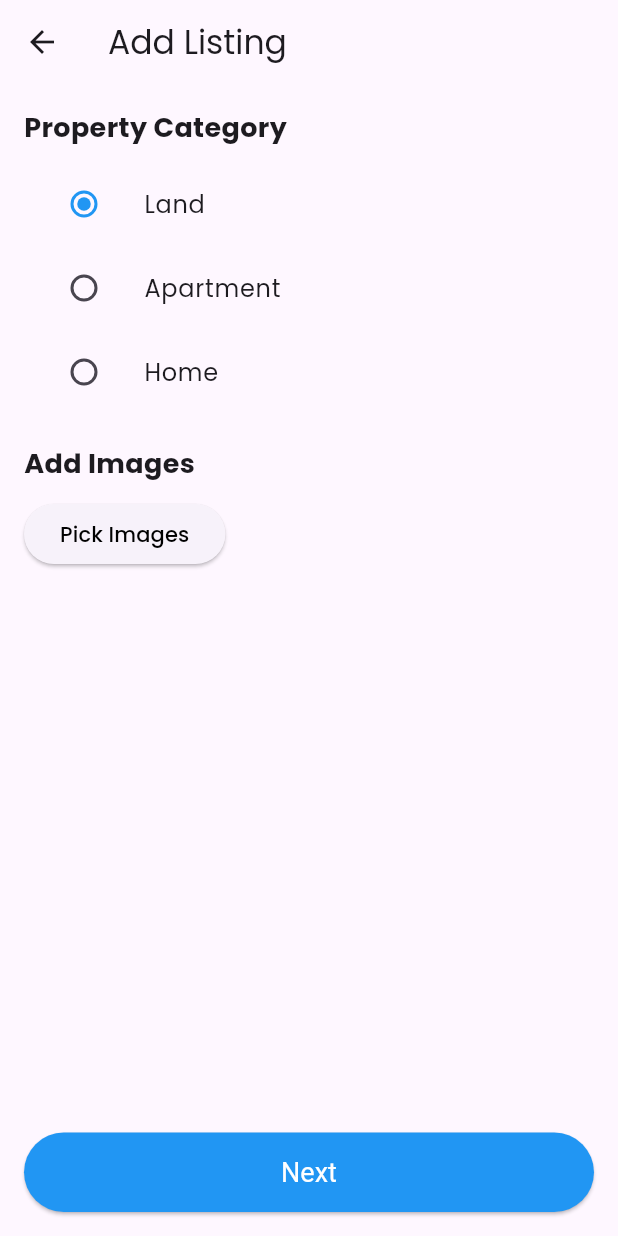
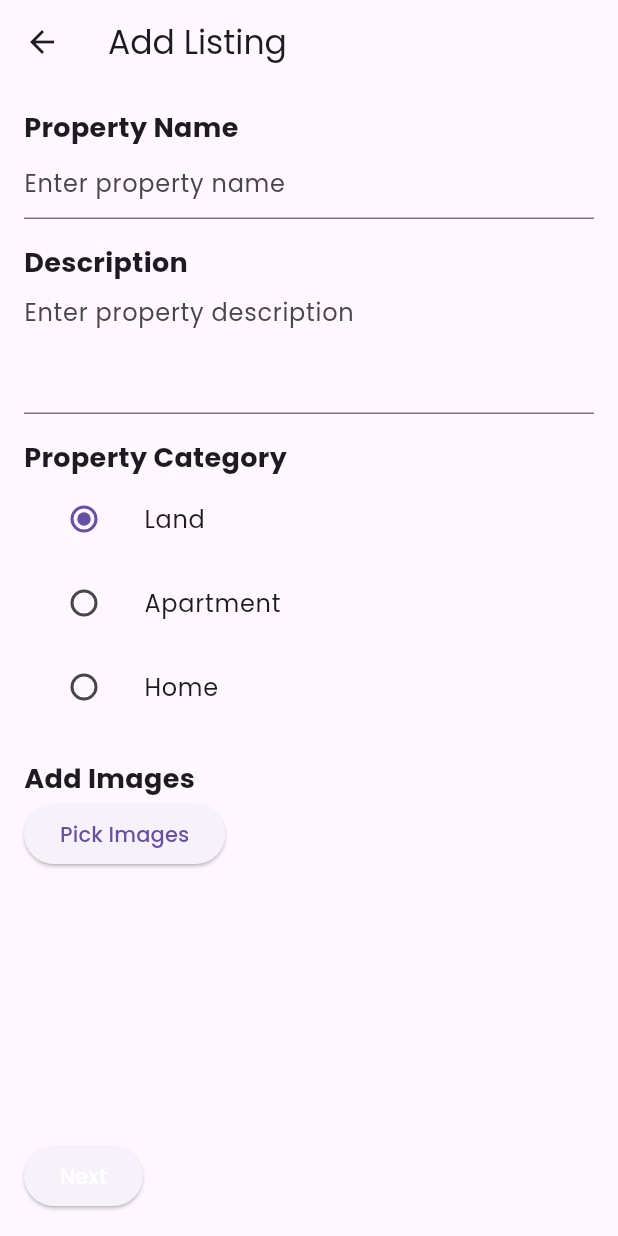
Before and after one commit to Harindu-Karunathilake/Easy-Idama, a Flutter app: the AddListingPage screen opened directly, on a phone screen of 412 x 824 dp. Run offline on Flutter 3.47's test engine with Material 3 defaults, Android fonts, the phone set to English and light mode, and no system bars; our stand-ins replace cloud_firestore, file_picker, firebase_auth, firebase_core, firebase_storage, flutter_secure_storage and 3 more; accounts and stored records are empty.

Commit message:
add listing backend

```diff
--- a/lib/pages/add_listing.dart
+++ b/lib/pages/add_listing.dart
@@ -1,8 +1,9 @@
 import 'dart:io';
 import 'package:flutter/material.dart';
 import 'package:firebase_storage/firebase_storage.dart';
-import 'package:image_picker/image_picker.dart'; // For image picking
-import 'add_listing_2.dart'; // Import the next page
+import 'package:cloud_firestore/cloud_firestore.dart';
+import 'package:image_picker/image_picker.dart';
+import 'add_listing_2.dart';
 
 class AddListingPage extends StatefulWidget {
   const AddListingPage({super.key});
@@ -12,59 +13,66 @@ class AddListingPage extends StatefulWidget {
 }
 
 class _AddListingPageState extends State<AddListingPage> {
-  String? _selectedCategory = 'Land'; // Default category
-  List<XFile>? _imageFiles = []; // List to hold selected images
+  final _formKey = GlobalKey<FormState>();
+  String? _selectedCategory = 'Land';
+  List<XFile>? _imageFiles = [];
+  final ImagePicker _picker = ImagePicker();
+  final FirebaseFirestore _firestore = FirebaseFirestore.instance;
+  final TextEditingController _nameController = TextEditingController();
+  final TextEditingController _descriptionController = TextEditingController();
 
-  final ImagePicker _picker = ImagePicker(); // Image picker instance
-
-  // Function to pick images
   Future<void> _pickImages() async {
     final List<XFile>? pickedFiles = await _picker.pickMultiImage();
+    if (pickedFiles != null) {
       setState(() {
-      if (pickedFiles != null) {
-        _imageFiles = pickedFiles; // Update the list with selected images
+        _imageFiles = pickedFiles;
+      });
     }
+  }
+
+  Future<String> _uploadImageToFirebase(XFile image) async {
+    try {
+      String fileName = DateTime.now().millisecondsSinceEpoch.toString();
+      Reference storageRef = FirebaseStorage.instance.ref().child('listings/$fileName');
+      UploadTask uploadTask = storageRef.putFile(File(image.path));
+      TaskSnapshot snapshot = await uploadTask;
+      return await snapshot.ref.getDownloadURL();
+    } catch (e) {
+      print("Error uploading image: $e");
+      return "";
+    }
+  }
+
+  Future<void> _uploadAllImages() async {
+    if (_imageFiles == null || _imageFiles!.isEmpty) return;
+    List<String> imageUrls = [];
+    for (XFile image in _imageFiles!) {
+      String url = await _uploadImageToFirebase(image);
+      if (url.isNotEmpty) {
+        imageUrls.add(url);
+      }
+    }
+    await _firestore.collection("Listings").add({
+      "name": _nameController.text,
+      "description": _descriptionController.text,
+      "category": _selectedCategory,
+      "imageUrls": imageUrls,
+      "createdAt": Timestamp.now()
     });
   }
 
-  // Function to upload image to Firebase Storage
-  Future<void> _uploadImageToFirebase(XFile image) async {
-    try {
-      // Get a unique file name
-      String fileName = DateTime.now().millisecondsSinceEpoch.toString();
-
-      // Create a reference to Firebase Storage
-      Reference storageRef = FirebaseStorage.instance.ref().child('images/$fileName');
-
-      // Upload the file
-      File imageFile = File(image.path); // Convert XFile to File
-      await storageRef.putFile(imageFile);
-
-      // Get the download URL after uploading
-      String downloadUrl = await storageRef.getDownloadURL();
-      print("Image uploaded: $downloadUrl");
-    } catch (e) {
-      print("Error uploading image: $e");
-    }
-  }
-
-  // Function to upload all selected images
-  Future<void> _uploadAllImages() async {
-    if (_imageFiles != null && _imageFiles!.isNotEmpty) {
-      for (XFile image in _imageFiles!) {
-        await _uploadImageToFirebase(image);
-      }
-    }
-  }
-
-  // Function to handle navigation
-  void _handleNextButton() {
-    // Navigate to the next page without validation
-    print("Navigating to the next screen...");
+  void _handleNextButton() async {
+    if (_formKey.currentState!.validate() && _imageFiles!.isNotEmpty) {
+      await _uploadAllImages();
       Navigator.push(
         context,
         MaterialPageRoute(builder: (context) => const AddListing2()),
       );
+    } else {
+      ScaffoldMessenger.of(context).showSnackBar(
+        const SnackBar(content: Text("Please complete all fields before proceeding.")),
+      );
+    }
   }
 
   @override
@@ -73,14 +81,27 @@ class _AddListingPageState extends State<AddListingPage> {
       appBar: AppBar(title: const Text('Add Listing')),
       body: Padding(
         padding: const EdgeInsets.all(16.0),
+        child: Form(
+          key: _formKey,
           child: Column(
             crossAxisAlignment: CrossAxisAlignment.start,
             children: [
-            const Text(
-              'Property Category',
-              style: TextStyle(fontSize: 18, fontWeight: FontWeight.bold),
+              const Text('Property Name', style: TextStyle(fontSize: 18, fontWeight: FontWeight.bold)),
+              TextFormField(
+                controller: _nameController,
+                decoration: const InputDecoration(hintText: 'Enter property name'),
+                validator: (value) => value!.isEmpty ? 'Please enter a property name' : null,
               ),
-            const SizedBox(height: 10),
+              const SizedBox(height: 16),
+              const Text('Description', style: TextStyle(fontSize: 18, fontWeight: FontWeight.bold)),
+              TextFormField(
+                controller: _descriptionController,
+                decoration: const InputDecoration(hintText: 'Enter property description'),
+                validator: (value) => value!.isEmpty ? 'Please enter a description' : null,
+                maxLines: 3,
+              ),
+              const SizedBox(height: 16),
+              const Text('Property Category', style: TextStyle(fontSize: 18, fontWeight: FontWeight.bold)),
               ListTile(
                 title: const Text('Land'),
                 leading: Radio<String>(
@@ -91,7 +112,6 @@ class _AddListingPageState extends State<AddListingPage> {
                       _selectedCategory = value;
                     });
                   },
-                activeColor: Colors.blue,
                 ),
               ),
               ListTile(
@@ -104,7 +124,6 @@ class _AddListingPageState extends State<AddListingPage> {
                       _selectedCategory = value;
                     });
                   },
-                activeColor: Colors.blue,
                 ),
               ),
               ListTile(
@@ -117,53 +136,30 @@ class _AddListingPageState extends State<AddListingPage> {
                       _selectedCategory = value;
                     });
                   },
-                activeColor: Colors.blue,
                 ),
               ),
               const SizedBox(height: 20),
-            const Text(
-              'Add Images',
-              style: TextStyle(fontSize: 18, fontWeight: FontWeight.bold),
-            ),
-            const SizedBox(height: 10),
+              const Text('Add Images', style: TextStyle(fontSize: 18, fontWeight: FontWeight.bold)),
               ElevatedButton(
                 onPressed: _pickImages,
-              child: const Text(
-                'Pick Images',
-                style: TextStyle(color: Colors.black),
+                child: const Text('Pick Images'),
               ),
-            ),
-            const SizedBox(height: 10),
               if (_imageFiles != null && _imageFiles!.isNotEmpty)
-              Column(
-                children: _imageFiles!
-                    .map((image) => Padding(
+                Wrap(
+                  children: _imageFiles!.map((image) {
+                    return Padding(
                       padding: const EdgeInsets.all(8.0),
-                          child: Image.file(
-                            File(image.path),
-                            width: 100,
-                            height: 100,
-                          ),
-                        ))
-                    .toList(),
+                      child: Image.file(File(image.path), width: 150, height: 150),
+                    );
+                  }).toList(),
                 ),
               const Spacer(),
-            SizedBox(
-              width: double.infinity,
-              child: ElevatedButton(
-                onPressed: _handleNextButton, // Use the handle function for navigation
-                style: ElevatedButton.styleFrom(
-                  backgroundColor: Colors.blue,
-                  padding: const EdgeInsets.symmetric(vertical: 16),
-                  textStyle: const TextStyle(fontSize: 18),
-                ),
-                child: const Text(
-                  'Next',
-                  style: TextStyle(color: Colors.white),
-                ),
-              ),
+              ElevatedButton(
+                onPressed: _handleNextButton,
+                child: const Text('Next', style: TextStyle(color: Colors.white)),
               ),
             ],
+          ),
         ),
       ),
     );
```
Also changed, not shown: lib/pages/add_listing_3.dart (+52 -26 lines). Lines whose indentation alone changed are shown as unchanged.
